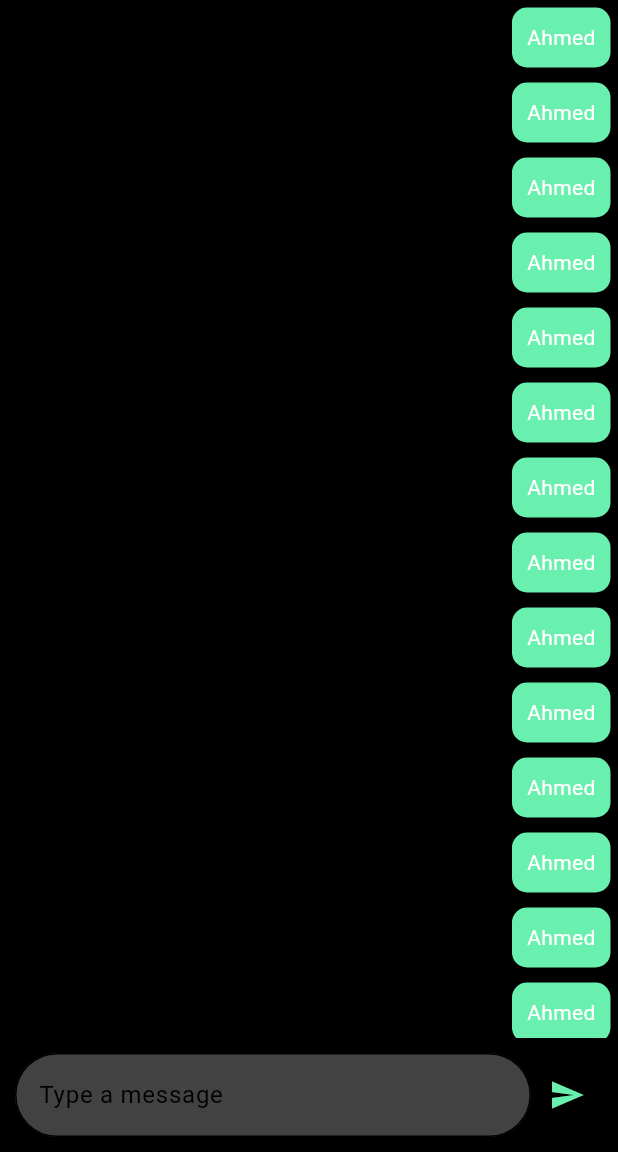
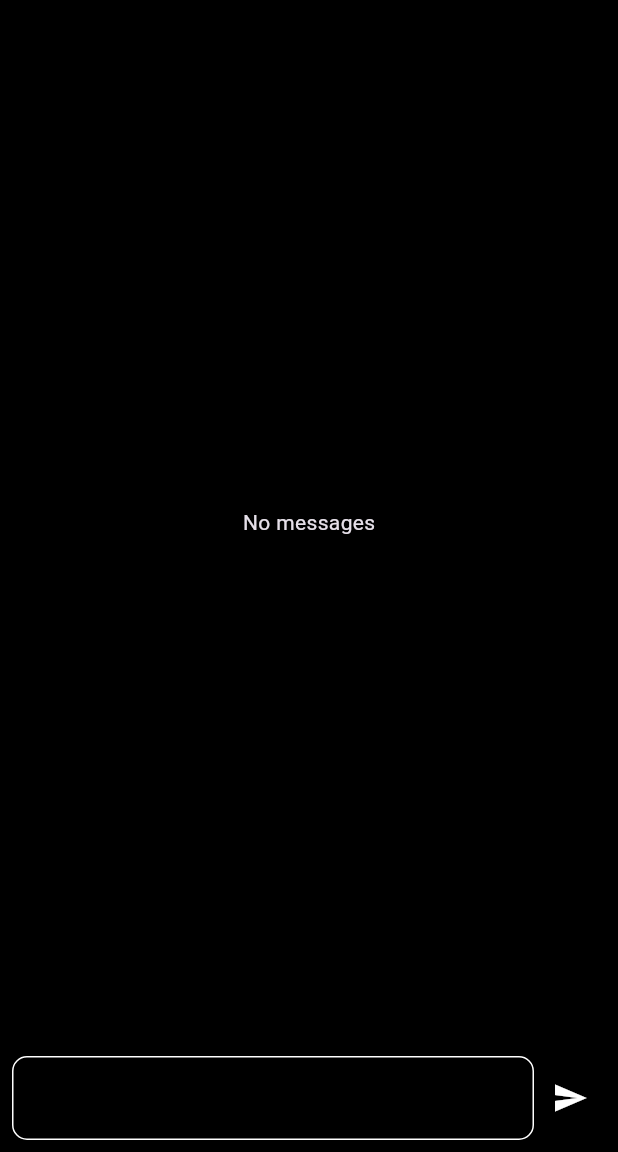
Before and after one commit to ahmed702925/ahmedelsayed_educatly_task, a Flutter app: the screen it shows after launch, after a tap on the "send" icon, on a phone screen of 412 x 824 dp, the part 84-1236 px from its top. Run offline on Flutter 3.47's test engine with Material 3 defaults, Android fonts, the phone set to English and light mode, and no system bars; our stand-ins replace bloc, equatable, firebase_auth, firebase_core, flutter_bloc; accounts and stored records are empty.

```diff
--- /dev/null
+++ b/lib/features/authentication/data/auth_repository.dart
@@ -0,0 +1,6 @@
+// auth_repository.dart
+abstract class AuthRepository {
+  Future<void> login(String email, String password);
+  Future<void> signup(String email, String password);
+  Future<void> logout();
+}
--- a/lib/features/chat/presentation/bloc/chat_bloc.dart
+++ b/lib/features/chat/presentation/bloc/chat_bloc.dart
@@ -1,19 +1,17 @@
-// presentation/bloc/chat_bloc.dart
+import 'package:ahmedelsayed_educatly_task/features/chat/domain/usecases/send_message_usecase.dart';
 import 'package:flutter_bloc/flutter_bloc.dart';
-import 'chat_event.dart';
+import '../../domain/message_entity.dart';
 import 'chat_state.dart';
-import '../../domain/usecases/send_message_usecase.dart';
+import 'chat_event.dart'; // Import the ChatEvent class
 
 class ChatBloc extends Bloc<ChatEvent, ChatState> {
-  final SendMessageUseCase sendMessageUseCase;
+  List<MessageEntity> _messages = []; // Private list to hold messages
 
-  ChatBloc(this.sendMessageUseCase) : super(ChatInitial());
-
-  Stream<ChatState> mapEventToState(ChatEvent event) async* {
-    if (event is SendMessage) {
-      sendMessageUseCase.sendMessage(event.message);
-      final messages = sendMessageUseCase.getMessages();
-      yield ChatLoaded(messages);
-    }
+  ChatBloc(SendMessageUseCase sendMessageUseCase) : super(ChatInitial()) {
+    // Register event handlers
+    on<SendMessageEvent>((event, emit) {
+      _messages.add(event.message); // Add the new message to the list
+      emit(ChatLoaded(messages: _messages)); // Emit a loaded state with messages
+    });
   }
 }
--- a/lib/features/chat/presentation/bloc/chat_event.dart
+++ b/lib/features/chat/presentation/bloc/chat_event.dart
@@ -1,16 +1,15 @@
 // presentation/bloc/chat_event.dart
 import 'package:equatable/equatable.dart';
+
+import '../../domain/message_entity.dart';
 
 abstract class ChatEvent extends Equatable {
   @override
   List<Object> get props => [];
 }
 
-class SendMessage extends ChatEvent {
-  final String message;
+class SendMessageEvent extends ChatEvent {
+  final MessageEntity message; // The message entity to be sent
 
-  SendMessage(this.message);
-
-  @override
-  List<Object> get props => [message];
+  SendMessageEvent(this.message); // Constructor to initialize the message
 }
--- a/lib/features/chat/presentation/bloc/chat_state.dart
+++ b/lib/features/chat/presentation/bloc/chat_state.dart
@@ -1,19 +1,22 @@
-// presentation/bloc/chat_state.dart
-import 'package:ahmedelsayed_educatly_task/features/chat/domain/message_entity.dart';
 import 'package:equatable/equatable.dart';
+import '../../domain/message_entity.dart';
 
 abstract class ChatState extends Equatable {
+  const ChatState();
+
   @override
-  List<Object> get props => [];
+  List<Object?> get props => [];
 }
 
 class ChatInitial extends ChatState {}
 
+class ChatLoading extends ChatState {}
+
 class ChatLoaded extends ChatState {
-  final List<MessageEntity> messages;
+  final List<MessageEntity> messages; // List of messages
 
-  ChatLoaded(this.messages);
+  ChatLoaded({required this.messages}); // Constructor to initialize messages
 
   @override
-  List<Object> get props => [messages];
+  List<Object?> get props => [messages]; // Return messages for equality
 }
--- a/lib/features/chat/presentation/widgets/chat_list.dart
+++ b/lib/features/chat/presentation/widgets/chat_list.dart
@@ -1,18 +1,23 @@
-import 'package:ahmedelsayed_educatly_task/features/chat/domain/message_entity.dart';
 import 'package:flutter/material.dart';
 import 'package:flutter_bloc/flutter_bloc.dart';
 import '../bloc/chat_bloc.dart';
 import '../bloc/chat_state.dart';
 
 class ChatList extends StatelessWidget {
+  const ChatList({super.key});
   @override
   Widget build(BuildContext context) {
-    return BlocBuilder<ChatBloc, ChatState>(
+    return Column(
+      children: [
+        Expanded(
+          child: BlocBuilder<ChatBloc, ChatState>(
             builder: (context, state) {
-        // if (true) {
+              if (state is ChatLoaded) {
+                // If the state is loaded, display the messages
                 return ListView.builder(
+                  itemCount: state.messages.length, // Use the count of messages
                   itemBuilder: (context, index) {
-              final message = MessageEntity(text: "Ahmed", isSent:true);
+                    final message = state.messages[index]; // Get the message from the state
                     return Align(
                       alignment: message.isSent ? Alignment.centerRight : Alignment.centerLeft,
                       child: Container(
@@ -24,16 +29,22 @@
                         ),
                         child: Text(
                           message.text,
-                    style: TextStyle(color: Colors.white),
+                          style: const TextStyle(color: Colors.white),
                         ),
                       ),
                     );
                   },
                 );
-        // } else {
-        //   return Center(child: CircularProgressIndicator());
-        // }
+              } else if (state is ChatLoading) {
+                // Show a loading indicator if the chat is loading
+                return const Center(child: CircularProgressIndicator());
+              } else {
+                return const Center(child: Text("No messages")); // Handle empty state
+              }
             },
+          ),
+        ),
+      ],
     );
   }
 }
--- a/lib/features/chat/presentation/widgets/message_input_field.dart
+++ b/lib/features/chat/presentation/widgets/message_input_field.dart
@@ -1,36 +1,45 @@
 import 'package:flutter/material.dart';
 import 'package:flutter_bloc/flutter_bloc.dart';
+import '../../domain/message_entity.dart';
 import '../bloc/chat_bloc.dart';
 import '../bloc/chat_event.dart';
 
 class MessageInputField extends StatelessWidget {
+  final TextEditingController _controller = TextEditingController();
+
   @override
   Widget build(BuildContext context) {
-    final messageController = TextEditingController();
     return Padding(
-      padding: EdgeInsets.all(10),
+      padding: const EdgeInsets.all(8.0),
       child: Row(
         children: [
           Expanded(
             child: TextField(
-              controller: messageController,
+              controller: _controller,
               decoration: InputDecoration(
-                filled: true,
-                fillColor: Colors.grey[800],
                 hintText: 'Type a message',
                 border: OutlineInputBorder(
-                  borderRadius: BorderRadius.circular(30),
+                  borderRadius: BorderRadius.circular(10.0),
                 ),
               ),
+              onSubmitted: (value) {
+                if (value.isNotEmpty) {
+                  // Create a new message entity
+                  final message = MessageEntity(text: value, isSent: true);
+                  // Dispatch the SendMessageEvent
+                  BlocProvider.of<ChatBloc>(context).add(SendMessageEvent(message));
+                  _controller.clear(); // Clear the input field
+                }
+              },
             ),
           ),
           IconButton(
-            icon: Icon(Icons.send, color: Colors.greenAccent),
+            icon: Icon(Icons.send),
             onPressed: () {
-              final message = messageController.text;
-              if (message.isNotEmpty) {
-                BlocProvider.of<ChatBloc>(context).add(SendMessage(message));
-                messageController.clear();
+              if (_controller.text.isNotEmpty) {
+                final message = MessageEntity(text: _controller.text, isSent: true);
+                BlocProvider.of<ChatBloc>(context).add(SendMessageEvent(message));
+                _controller.clear(); // Clear the input field
               }
             },
           ),
--- a/lib/main.dart
+++ b/lib/main.dart
@@ -1,14 +1,19 @@
+import 'package:firebase_core/firebase_core.dart';
 import 'package:flutter/material.dart';
 import 'package:flutter_bloc/flutter_bloc.dart';
 import 'features/chat/presentation/bloc/chat_bloc.dart';
 import 'features/chat/presentation/pages/chat_page.dart';
 import 'features/chat/domain/usecases/send_message_usecase.dart';
 
-void main() {
-  runApp(MyApp());
+Future<void> main() async {
+   WidgetsFlutterBinding.ensureInitialized();
+  await Firebase.initializeApp();  // Initialize Firebase
+  runApp(const MyApp());
 }
 
 class MyApp extends StatelessWidget {
+  const MyApp({super.key});
+
   @override
   Widget build(BuildContext context) {
     return MultiBlocProvider(
--- a/pubspec.yaml
+++ b/pubspec.yaml
@@ -37,6 +37,10 @@
   cupertino_icons: ^1.0.6
   equatable: ^2.0.5
   flutter_bloc: ^8.1.6
+  firebase_core: ^3.6.0
+  firebase_auth: ^5.3.1
+  cloud_firestore: ^5.4.3
+  flutter_secure_storage: ^9.2.2
 dev_dependencies:
   flutter_test:
     sdk: flutter
```
Also changed, not shown: lib/features/authentication/data/firebase_auth_repository.dart (added, +22 -0 lines), lib/features/authentication/domain/auth_usecases.dart (added, +20 -0 lines), lib/features/authentication/presentation/bloc/auth_bloc.dart (added, +13 -0 lines), lib/features/authentication/presentation/bloc/auth_event.dart (added, +24 -0 lines), lib/features/authentication/presentation/bloc/auth_state.dart (added, +19 -0 lines), lib/features/authentication/presentation/screens/login_screen.dart (added, +47 -0 lines), pubspec.lock, 9 other files. Lines whose indentation alone changed are shown as unchanged.
